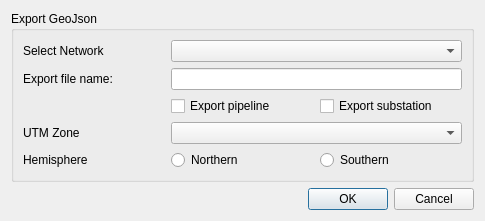
Old version of the form SIM-VICUS/src/SVNetworkExportDialog.ui in the repository ghorwin/SIM-VICUS.
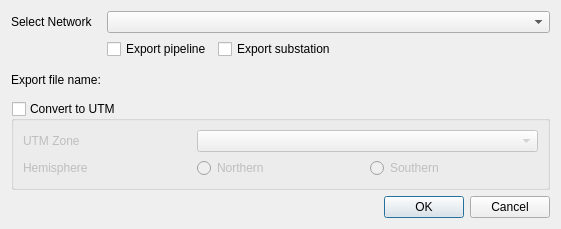
New version of the form. Custom widgets are drawn as their Qt base class.

Commit message: add options for network export

The edit to the form file:
```diff
--- a/SIM-VICUS/src/SVNetworkExportDialog.ui
+++ b/SIM-VICUS/src/SVNetworkExportDialog.ui
@@ -6,93 +6,95 @@
    <rect>
     <x>0</x>
     <y>0</y>
-    <width>485</width>
-    <height>211</height>
+    <width>561</width>
+    <height>229</height>
    </rect>
   </property>
   <property name="windowTitle">
    <string>Dialog</string>
   </property>
-  <layout class="QVBoxLayout" name="verticalLayout">
-   <item>
-    <widget class="QGroupBox" name="groupBox">
+  <layout class="QGridLayout" name="gridLayout_3">
+   <item row="0" column="1" colspan="2">
+    <widget class="QComboBox" name="comboBoxNetworkSelection"/>
+   </item>
+   <item row="1" column="2">
+    <widget class="QCheckBox" name="checkBoxExportSubStation">
+     <property name="text">
+      <string>Export substation</string>
+     </property>
+    </widget>
+   </item>
+   <item row="2" column="1" colspan="2">
+    <widget class="QtExt::BrowseFilenameWidget" name="lineEditExportFileName" native="true"/>
+   </item>
+   <item row="1" column="1">
+    <widget class="QCheckBox" name="checkBoxExportPipeline">
+     <property name="text">
+      <string>Export pipeline</string>
+     </property>
+    </widget>
+   </item>
+   <item row="0" column="0">
+    <widget class="QLabel" name="label_2">
+     <property name="text">
+      <string>Select Network</string>
+     </property>
+    </widget>
+   </item>
+   <item row="2" column="0">
+    <widget class="QLabel" name="label">
+     <property name="text">
+      <string>Export file name:</string>
+     </property>
+    </widget>
+   </item>
+   <item row="3" column="0" colspan="3">
+    <widget class="QGroupBox" name="groupBoxToUTM">
      <property name="title">
-      <string>Export GeoJson</string>
+      <string>Convert to UTM</string>
      </property>
-     <layout class="QGridLayout" name="gridLayout">
-      <item row="2" column="2">
-       <widget class="QCheckBox" name="checkBoxExportSubStation">
+     <property name="checkable">
+      <bool>true</bool>
+     </property>
+     <property name="checked">
+      <bool>false</bool>
+     </property>
+     <layout class="QGridLayout" name="gridLayout_2">
+      <item row="1" column="2">
+       <widget class="QRadioButton" name="radioButtonSouthern">
         <property name="text">
-         <string>Export substation</string>
+         <string>Southern</string>
         </property>
        </widget>
       </item>
-      <item row="0" column="0">
-       <widget class="QLabel" name="label_2">
+      <item row="1" column="1">
+       <widget class="QRadioButton" name="radioButtonNorthern">
         <property name="text">
-         <string>Select Network</string>
+         <string>Northern</string>
         </property>
        </widget>
       </item>
-      <item row="2" column="1">
-       <widget class="QCheckBox" name="checkBoxExportPipeline">
-        <property name="text">
-         <string>Export pipeline</string>
-        </property>
-       </widget>
-      </item>
-      <item row="0" column="1" colspan="2">
-       <widget class="QComboBox" name="comboBoxNetworkSelection"/>
-      </item>
-      <item row="1" column="1" colspan="2">
-       <widget class="QtExt::BrowseFilenameWidget" name="lineEditExportFileName"/>
-      </item>
       <item row="1" column="0">
-       <widget class="QLabel" name="label">
-        <property name="text">
-         <string>Export file name:</string>
-        </property>
-       </widget>
-      </item>
-      <item row="3" column="0">
-       <widget class="QLabel" name="label_3">
-        <property name="text">
-         <string>UTM Zone</string>
-        </property>
-       </widget>
-      </item>
-      <item row="3" column="1" colspan="2">
-       <widget class="QComboBox" name="comboBoxUTMZone"/>
-      </item>
-      <item row="4" column="0">
        <widget class="QLabel" name="label_4">
         <property name="text">
          <string>Hemisphere</string>
         </property>
        </widget>
       </item>
-      <item row="4" column="1" colspan="2">
-       <layout class="QHBoxLayout" name="horizontalLayout">
-        <item>
-         <widget class="QRadioButton" name="radioButtonNorthern">
-          <property name="text">
-           <string>Northern</string>
-          </property>
-         </widget>
-        </item>
-        <item>
-         <widget class="QRadioButton" name="radioButtonSouthern">
-          <property name="text">
-           <string>Southern</string>
-          </property>
-         </widget>
-        </item>
-       </layout>
+      <item row="0" column="1" colspan="2">
+       <widget class="QComboBox" name="comboBoxUTMZone"/>
+      </item>
+      <item row="0" column="0">
+       <widget class="QLabel" name="label_3">
+        <property name="text">
+         <string>UTM Zone</string>
+        </property>
+       </widget>
       </item>
      </layout>
     </widget>
    </item>
-   <item>
+   <item row="4" column="2">
     <widget class="QDialogButtonBox" name="buttonBox">
      <property name="enabled">
       <bool>true</bool>
@@ -110,8 +112,12 @@
  <customwidgets>
   <customwidget>
    <class>QtExt::BrowseFilenameWidget</class>
-   <extends>QLineEdit</extends>
-   <header location="global">QtExt_BrowseFilenameWidget.h</header>
+   <extends>QWidget</extends>
+   <header>QtExt_BrowseFilenameWidget.h</header>
+   <container>1</container>
+   <slots>
+    <signal>editingFinished()</signal>
+   </slots>
   </customwidget>
  </customwidgets>
  <resources/>
```
The commit also changes 1 other file.
